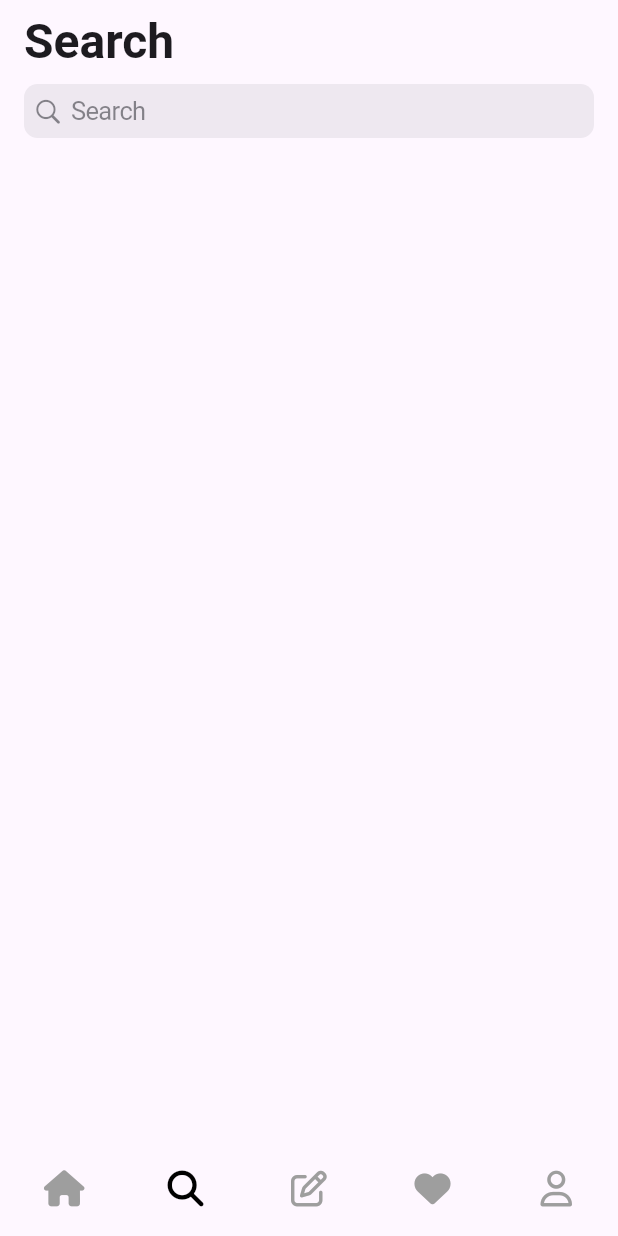
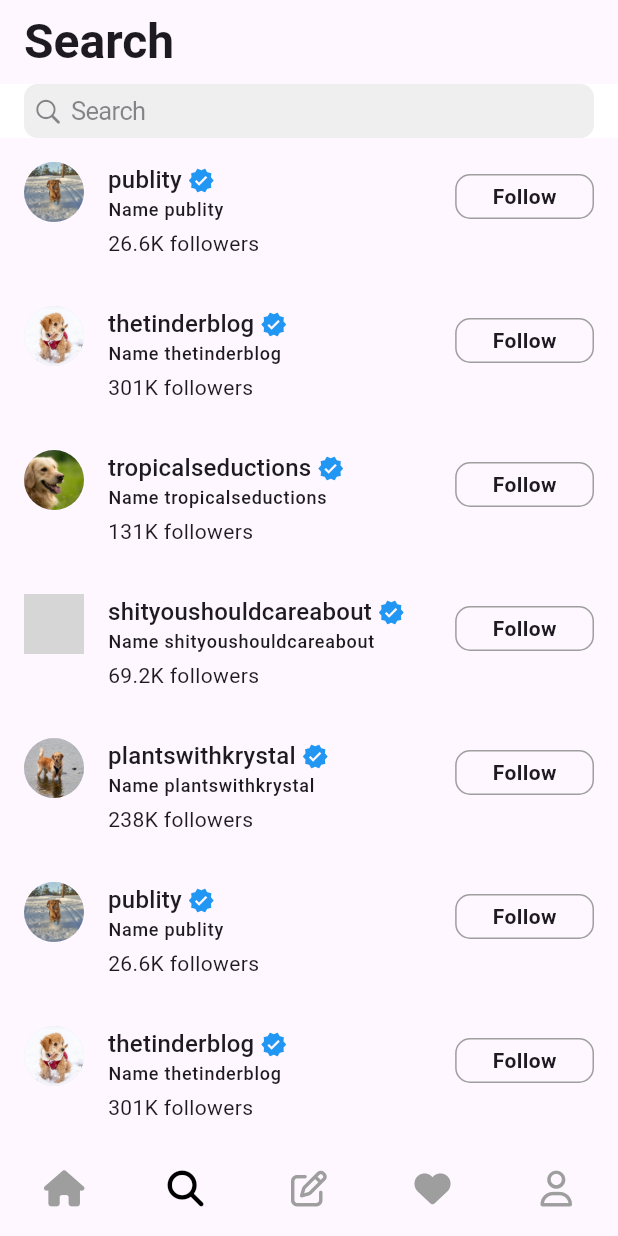
Before and after one commit to cskime/nomadcoders_flutter_challenge, a Flutter app: the MainNaviagtionScreen screen opened directly, item 2 of the bottom bar chosen, on a phone screen of 412 x 824 dp. Run offline on Flutter 3.47's test engine with Material 3 defaults, Android fonts, the phone set to English and light mode, and no system bars; our stand-ins replace flutter_svg, font_awesome_flutter; network calls fail; grey boxes are pictures that could not be loaded.

Commit message:
thread clone: formatting followers count, pin the search text field

```diff
--- a/lib/tiktok_clone_challenge/thread_app/features/search/search_screen.dart
+++ b/lib/tiktok_clone_challenge/thread_app/features/search/search_screen.dart
@@ -1,6 +1,6 @@
-import 'package:flutter/cupertino.dart';
 import 'package:flutter/material.dart';
 import 'package:nomadcoders_flutter_challenge/tiktok_clone_challenge/thread_app/features/search/widgets/user_search_list_tile.dart';
+import 'package:nomadcoders_flutter_challenge/tiktok_clone_challenge/thread_app/features/search/widgets/user_search_text_field.dart';
 import 'package:nomadcoders_flutter_challenge/tiktok_clone_challenge/thread_app/models/user.dart';
 
 class SearchScreen extends StatefulWidget {
@@ -12,7 +12,7 @@ class SearchScreen extends StatefulWidget {
 
 class _SearchScreenState extends State<SearchScreen> {
   final users = [...dummyUsers, ...dummyUsers];
-  var displayingUsers = <User>[];
+  late var displayingUsers = users;
 
   void _onSearchChanged(String text) {
     setState(() {
@@ -40,12 +40,10 @@ class _SearchScreenState extends State<SearchScreen> {
             ),
             centerTitle: false,
           ),
-          SliverToBoxAdapter(
-            child: Padding(
-              padding: const EdgeInsets.symmetric(horizontal: 16),
-              child: CupertinoSearchTextField(
-                onChanged: _onSearchChanged,
-              ),
+          SliverPersistentHeader(
+            pinned: true,
+            delegate: UserSearchTextField(
+              onSearchChanged: _onSearchChanged,
             ),
           ),
           SliverList.builder(
--- a/lib/tiktok_clone_challenge/thread_app/features/search/widgets/user_search_list_tile.dart
+++ b/lib/tiktok_clone_challenge/thread_app/features/search/widgets/user_search_list_tile.dart
@@ -1,4 +1,5 @@
 import 'package:flutter/material.dart';
+import 'package:intl/intl.dart';
 import 'package:nomadcoders_flutter_challenge/tiktok_clone_challenge/thread_app/models/user.dart';
 
 class UserSearchListTile extends StatelessWidget {
@@ -53,14 +54,17 @@ class UserSearchListTile extends StatelessWidget {
                 ),
                 const SizedBox(height: 4),
                 Text(
-                  '${user.followerCount} followers',
+                  '${NumberFormat.compact().format(user.followerCount)} followers',
                   style: Theme.of(context).textTheme.bodyMedium,
                 )
               ],
             ),
           ),
           const SizedBox(width: 16),
-          _FollowButton(),
+          Padding(
+            padding: const EdgeInsets.only(top: 8),
+            child: _FollowButton(),
+          ),
         ],
       ),
     );
--- a/lib/tiktok_clone_challenge/thread_app/models/user.dart
+++ b/lib/tiktok_clone_challenge/thread_app/models/user.dart
@@ -22,34 +22,34 @@ final dummyUsers = [
     username: 'publity',
     name: 'Name publity',
     verified: true,
-    followerCount: 1000000,
+    followerCount: 26645,
   ),
   User(
     profileImagePath: 'assets/images/thread-profile-image-2.jpg',
     username: 'thetinderblog',
     name: 'Name thetinderblog',
     verified: true,
-    followerCount: 1000000,
+    followerCount: 301123,
   ),
   User(
     profileImagePath: 'assets/images/thread-profile-image-3.jpg',
     username: 'tropicalseductions',
     name: 'Name tropicalseductions',
     verified: true,
-    followerCount: 1000000,
+    followerCount: 130984,
   ),
   User(
     profileImagePath: 'assets/images/thread-profile-image-4.jpg',
     username: 'shityoushouldcareabout',
     name: 'Name shityoushouldcareabout',
     verified: true,
-    followerCount: 1000000,
+    followerCount: 69200,
   ),
   User(
     profileImagePath: 'assets/images/thread-profile-image-5.jpg',
     username: 'plantswithkrystal',
     name: 'Name plantswithkrystal',
     verified: true,
-    followerCount: 1000000,
+    followerCount: 237819,
   ),
 ];
```
Also changed, not shown: lib/tiktok_clone_challenge/thread_app/features/search/widgets/user_search_text_field.dart (added, +34 -0 lines).
